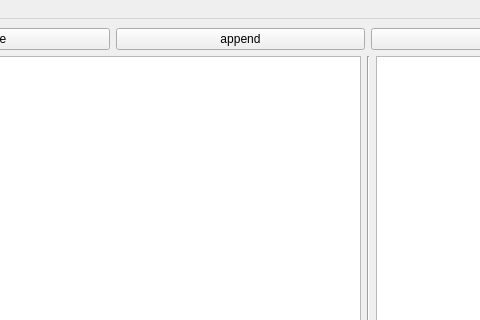
Above: UI.ui from wanruu/CS5351 before the change; both pictures show x 148 to 628 and y 0 to 320 of the 1032 by 659 pixel window. Below: the same form after it.
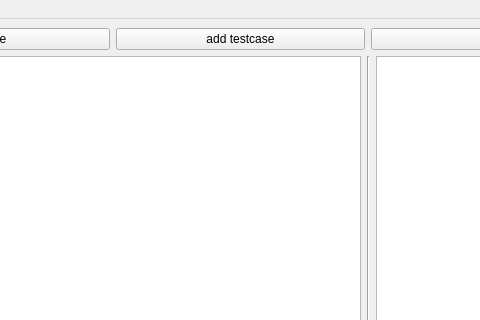
That is the form after the change. Custom widgets are drawn as their Qt base class.

Patch:
```diff
--- a/UI.ui
+++ b/UI.ui
@@ -32,7 +32,7 @@
         <item>
          <widget class="QPushButton" name="pushButton">
           <property name="text">
-           <string>append</string>
+           <string>add testcase</string>
           </property>
          </widget>
         </item>
```
